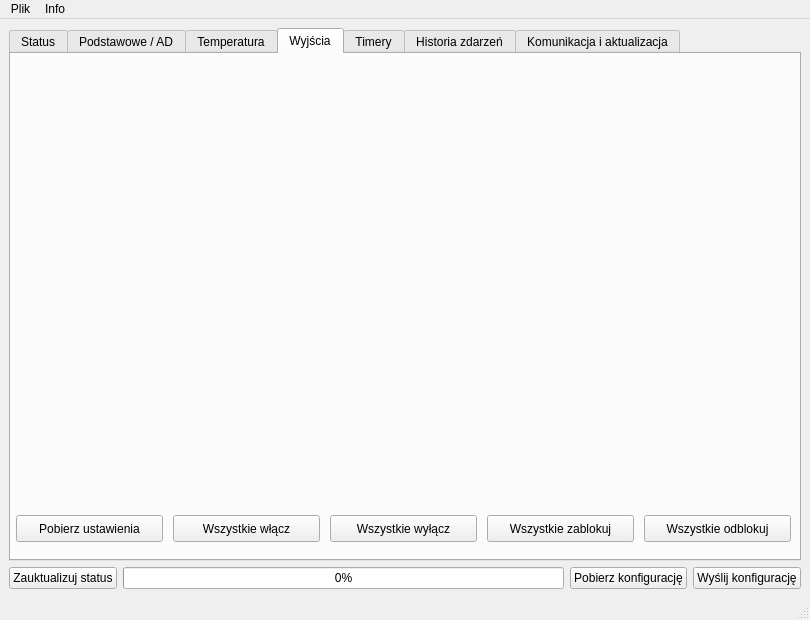
Before: the Qt Designer form src/mainWindow.ui in musashimm/aquamatcontrol, drawn with Qt 5.
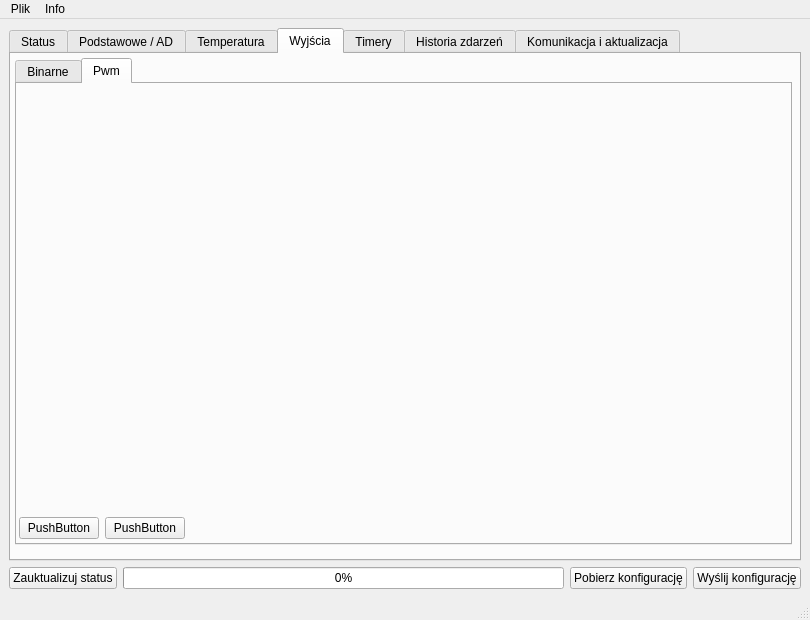
After: the same form once the commit is applied. The open tabs and pages were chosen to show the change. Icons and pictures are not drawn.

Patch:
```diff
--- a/src/mainWindow.ui
+++ b/src/mainWindow.ui
@@ -737,82 +737,141 @@
          <attribute name="title">
           <string>Wyjścia</string>
          </attribute>
+         <widget class="QTabWidget" name="tabWidget_3">
+          <property name="geometry">
+           <rect>
+            <x>4</x>
+            <y>4</y>
+            <width>777</width>
+            <height>487</height>
+           </rect>
+          </property>
+          <property name="currentIndex">
+           <number>0</number>
+          </property>
+          <widget class="QWidget" name="tab_4">
+           <attribute name="title">
+            <string>Binarne</string>
+           </attribute>
          <widget class="QWidget" name="gridLayoutWidget_4">
           <property name="geometry">
            <rect>
             <x>4</x>
-            <y>4</y>
-            <width>777</width>
-            <height>452</height>
+              <y>2</y>
+              <width>765</width>
+              <height>423</height>
            </rect>
           </property>
           <layout class="QGridLayout" name="outSettingsLayout"/>
          </widget>
+           <widget class="QWidget" name="horizontalLayoutWidget_11">
+            <property name="geometry">
+             <rect>
+              <x>2</x>
+              <y>430</y>
+              <width>767</width>
+              <height>28</height>
+             </rect>
+            </property>
+            <layout class="QHBoxLayout" name="horizontalLayout_8">
+             <item>
          <widget class="QPushButton" name="b_getOutSettings">
-          <property name="geometry">
-           <rect>
-            <x>5</x>
-            <y>461</y>
-            <width>147</width>
-            <height>27</height>
-           </rect>
-          </property>
           <property name="text">
            <string>Pobierz ustawienia</string>
           </property>
          </widget>
+             </item>
+             <item>
          <widget class="QPushButton" name="b_outAllActive">
-          <property name="geometry">
-           <rect>
-            <x>162</x>
-            <y>461</y>
-            <width>147</width>
-            <height>27</height>
-           </rect>
-          </property>
           <property name="text">
            <string>Wszystkie włącz</string>
           </property>
          </widget>
+             </item>
+             <item>
          <widget class="QPushButton" name="b_outAllInactive">
-          <property name="geometry">
-           <rect>
-            <x>319</x>
-            <y>461</y>
-            <width>147</width>
-            <height>27</height>
-           </rect>
-          </property>
           <property name="text">
            <string>Wszystkie wyłącz</string>
           </property>
          </widget>
+             </item>
+             <item>
          <widget class="QPushButton" name="b_outAllBlock">
-          <property name="geometry">
-           <rect>
-            <x>476</x>
-            <y>461</y>
-            <width>147</width>
-            <height>27</height>
-           </rect>
-          </property>
           <property name="text">
            <string>Wszystkie zablokuj</string>
           </property>
          </widget>
+             </item>
+             <item>
          <widget class="QPushButton" name="b_outAllUnblock">
-          <property name="geometry">
-           <rect>
-            <x>633</x>
-            <y>461</y>
-            <width>147</width>
-            <height>27</height>
-           </rect>
-          </property>
           <property name="text">
            <string>Wszystkie odblokuj</string>
           </property>
          </widget>
+             </item>
+            </layout>
+           </widget>
+          </widget>
+          <widget class="QWidget" name="tab_8">
+           <attribute name="title">
+            <string>Pwm</string>
+           </attribute>
+           <widget class="QWidget" name="gridLayoutWidget">
+            <property name="geometry">
+             <rect>
+              <x>4</x>
+              <y>2</y>
+              <width>765</width>
+              <height>423</height>
+             </rect>
+            </property>
+            <layout class="QGridLayout" name="pwmSettingsLayout" columnstretch="0">
+             <property name="sizeConstraint">
+              <enum>QLayout::SetDefaultConstraint</enum>
+             </property>
+            </layout>
+           </widget>
+           <widget class="QWidget" name="horizontalLayoutWidget_12">
+            <property name="geometry">
+             <rect>
+              <x>2</x>
+              <y>430</y>
+              <width>769</width>
+              <height>28</height>
+             </rect>
+            </property>
+            <layout class="QHBoxLayout" name="horizontalLayout_9">
+             <item>
+              <widget class="QPushButton" name="pushButton">
+               <property name="text">
+                <string>PushButton</string>
+               </property>
+              </widget>
+             </item>
+             <item>
+              <widget class="QPushButton" name="pushButton_2">
+               <property name="text">
+                <string>PushButton</string>
+               </property>
+              </widget>
+             </item>
+             <item>
+              <spacer name="horizontalSpacer">
+               <property name="orientation">
+                <enum>Qt::Horizontal</enum>
+               </property>
+               <property name="sizeHint" stdset="0">
+                <size>
+                 <width>40</width>
+                 <height>20</height>
+                </size>
+               </property>
+              </spacer>
+             </item>
+            </layout>
+           </widget>
+          </widget>
+         </widget>
         </widget>
         <widget class="QWidget" name="tab_3">
          <attribute name="title">
```
Left out of the diff: 36 changed lines with no effect on the pictures. Lines whose indentation alone changed are shown as unchanged.
